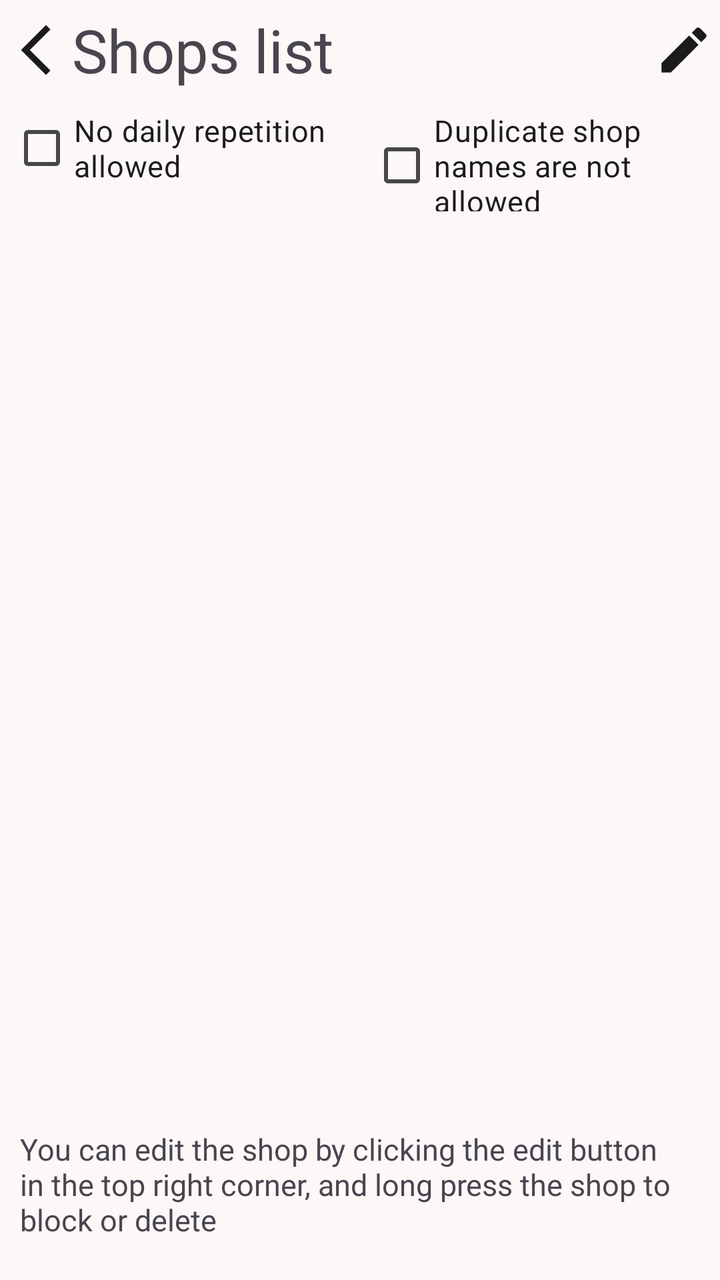
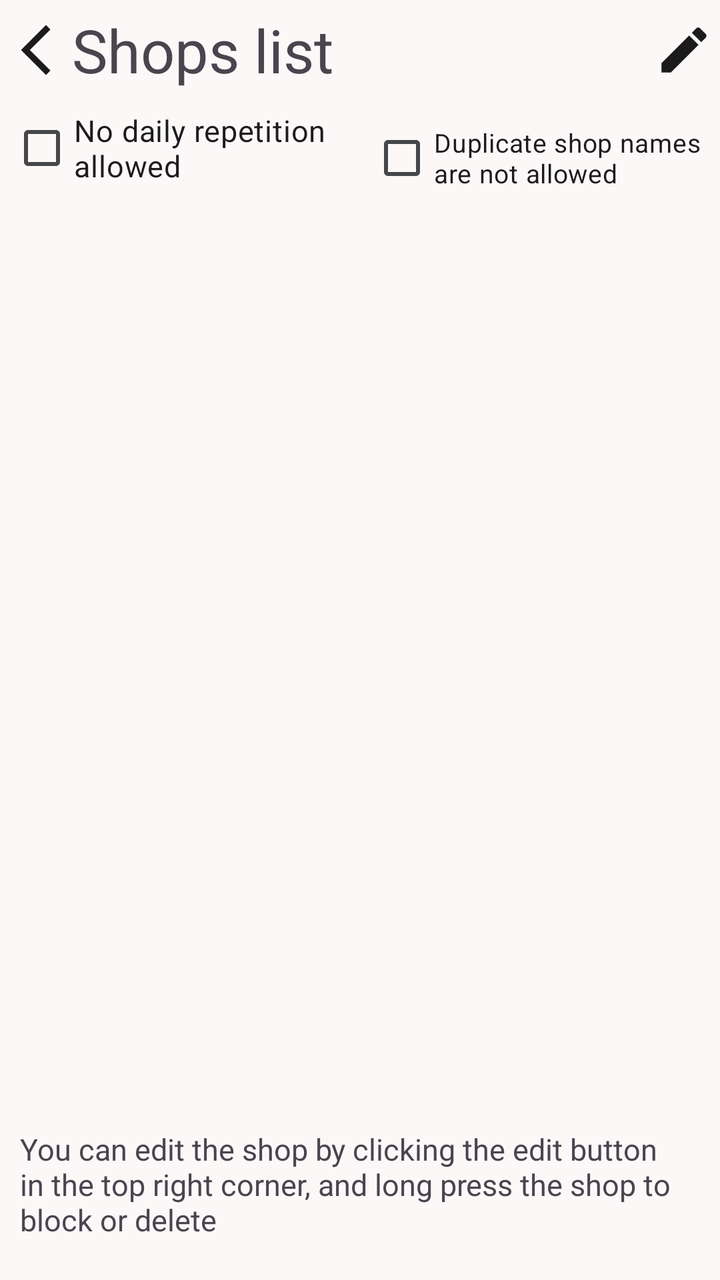

An Android layout rendered at two revisions. The XML below is the earlier revision; the diff shows what the commit changed to produce the second picture.
<!-- AndroidManifest.xml: application theme Theme.TodayToEat -->
<!-- res/layout/activity_list.xml -->
<?xml version="1.0" encoding="utf-8"?>
<androidx.constraintlayout.widget.ConstraintLayout xmlns:android="http://schemas.android.com/apk/res/android"
    xmlns:app="http://schemas.android.com/apk/res-auto"
    xmlns:tools="http://schemas.android.com/tools"
    android:id="@+id/list_activity"
    android:layout_width="match_parent"
    android:layout_height="match_parent"
    android:layout_marginTop="30sp"
    android:orientation="vertical"
    tools:context=".ListActivity">

    <LinearLayout
        android:id="@+id/linearLayout2"
        android:layout_width="match_parent"
        android:layout_height="wrap_content"
        android:orientation="horizontal"
        tools:ignore="MissingConstraints">

        <ImageButton
            android:id="@+id/ib_back"
            android:layout_width="0dp"
            android:layout_height="50sp"
            android:layout_gravity="center"
            android:layout_weight="1"
            android:src="@drawable/baseline_arrow_back_ios_new_24"
            android:backgroundTint="@color/transparent"/>

        <TextView
            android:layout_width="0dp"
            android:layout_height="wrap_content"
            android:layout_gravity="center|start"
            android:layout_weight="8"
            android:text="@string/list"
            android:textSize="30sp"
            tools:ignore="MissingConstraints" />

        <ImageButton
            android:id="@+id/ib_edit"
            android:layout_width="0dp"
            android:layout_height="50sp"
            android:layout_gravity="center"
            android:layout_weight="1"
            android:src="@drawable/baseline_edit_30"
            android:backgroundTint="@color/transparent"/>

    </LinearLayout>

    <LinearLayout
        android:id="@+id/ll_check_box_group"
        android:layout_width="match_parent"
        android:layout_height="wrap_content"
        app:layout_constraintTop_toBottomOf="@id/linearLayout2"
        android:orientation="horizontal">

        <com.google.android.material.checkbox.MaterialCheckBox
            android:id="@+id/cb_repetition"
            android:layout_width="0dp"
            android:layout_weight="1"
            android:layout_height="wrap_content"
            android:layout_marginStart="5dp"
            android:text="@string/repetition"
            android:textSize="15sp"
            />

        <com.google.android.material.checkbox.MaterialCheckBox
            android:id="@+id/cb_similar"
            android:layout_width="0dp"
            android:layout_weight="1"
            android:layout_height="wrap_content"
            android:layout_marginStart="5dp"
            android:text="@string/similar"
            android:textSize="15sp"
            />


    </LinearLayout>

    <androidx.recyclerview.widget.RecyclerView
        android:id="@+id/lv_list"
        android:layout_width="match_parent"
        android:layout_height="0dp"
        android:clipToPadding="false"
        app:layoutManager="androidx.recyclerview.widget.LinearLayoutManager"
        app:layout_constraintTop_toBottomOf="@+id/ll_check_box_group"
        app:layout_constraintBottom_toTopOf="@+id/tv_notice"
        tools:ignore="MissingConstraints" />

    <TextView
        android:id="@+id/tv_notice"
        android:layout_width="match_parent"
        android:layout_height="wrap_content"
        android:layout_marginStart="10dp"
        android:layout_marginTop="10dp"
        android:layout_marginEnd="10dp"
        android:layout_marginBottom="20dp"
        android:text="@string/shop_list_notice"
        android:textSize="15sp"
        app:layout_constraintBottom_toBottomOf="parent"
        app:layout_constraintEnd_toEndOf="parent"
        app:layout_constraintStart_toStartOf="parent"
        app:layout_constraintTop_toBottomOf="@+id/lv_list"
        tools:ignore="MissingConstraints" />


</androidx.constraintlayout.widget.ConstraintLayout>
<!-- resources referenced by this layout -->
<resources>
  <style name="Theme.TodayToEatBase" parent="Theme.Material3.Light.NoActionBar">
          <item name="colorPrimary">@color/md_theme_primary</item>
          <item name="colorOnPrimary">@color/md_theme_onPrimary</item>
          <item name="colorPrimaryContainer">@color/md_theme_primaryContainer</item>
          <item name="colorOnPrimaryContainer">@color/md_theme_onPrimaryContainer</item>
          <item name="colorSecondary">@color/md_theme_secondary</item>
          <item name="colorOnSecondary">@color/md_theme_onSecondary</item>
          <item name="colorSecondaryContainer">@color/md_theme_secondaryContainer</item>
          <item name="colorOnSecondaryContainer">@color/md_theme_onSecondaryContainer</item>
          <item name="colorTertiary">@color/md_theme_tertiary</item>
          <item name="colorOnTertiary">@color/md_theme_onTertiary</item>
          <item name="colorTertiaryContainer">@color/md_theme_tertiaryContainer</item>
          <item name="colorOnTertiaryContainer">@color/md_theme_onTertiaryContainer</item>
          <item name="colorError">@color/md_theme_error</item>
          <item name="colorOnError">@color/md_theme_onError</item>
          <item name="colorErrorContainer">@color/md_theme_errorContainer</item>
          <item name="colorOnErrorContainer">@color/md_theme_onErrorContainer</item>
          <item name="android:colorBackground">@color/md_theme_background</item>
          <item name="colorOnBackground">@color/md_theme_onBackground</item>
          <item name="colorSurface">@color/md_theme_surface</item>
          <item name="colorOnSurface">@color/md_theme_onSurface</item>
          <item name="colorSurfaceVariant">@color/md_theme_surfaceVariant</item>
          <item name="colorOnSurfaceVariant">@color/md_theme_onSurfaceVariant</item>
          <item name="colorOutline">@color/md_theme_outline</item>
          <item name="colorOutlineVariant">@color/md_theme_outlineVariant</item>
          <item name="colorSurfaceInverse">@color/md_theme_inverseSurface</item>
          <item name="colorOnSurfaceInverse">@color/md_theme_inverseOnSurface</item>
          <item name="colorPrimaryInverse">@color/md_theme_inversePrimary</item>
          <item name="colorPrimaryFixed">@color/md_theme_primaryFixed</item>
          <item name="colorOnPrimaryFixed">@color/md_theme_onPrimaryFixed</item>
          <item name="colorPrimaryFixedDim">@color/md_theme_primaryFixedDim</item>
          <item name="colorOnPrimaryFixedVariant">@color/md_theme_onPrimaryFixedVariant</item>
          <item name="colorSecondaryFixed">@color/md_theme_secondaryFixed</item>
          <item name="colorOnSecondaryFixed">@color/md_theme_onSecondaryFixed</item>
          <item name="colorSecondaryFixedDim">@color/md_theme_secondaryFixedDim</item>
          <item name="colorOnSecondaryFixedVariant">@color/md_theme_onSecondaryFixedVariant</item>
          <item name="colorTertiaryFixed">@color/md_theme_tertiaryFixed</item>
          <item name="colorOnTertiaryFixed">@color/md_theme_onTertiaryFixed</item>
          <item name="colorTertiaryFixedDim">@color/md_theme_tertiaryFixedDim</item>
          <item name="colorOnTertiaryFixedVariant">@color/md_theme_onTertiaryFixedVariant</item>
          <item name="colorSurfaceDim">@color/md_theme_surfaceDim</item>
          <item name="colorSurfaceBright">@color/md_theme_surfaceBright</item>
          <item name="colorSurfaceContainerLowest">@color/md_theme_surfaceContainerLowest</item>
          <item name="colorSurfaceContainerLow">@color/md_theme_surfaceContainerLow</item>
          <item name="colorSurfaceContainer">@color/md_theme_surfaceContainer</item>
          <item name="colorSurfaceContainerHigh">@color/md_theme_surfaceContainerHigh</item>
          <item name="colorSurfaceContainerHighest">@color/md_theme_surfaceContainerHighest</item>
          <item name="android:navigationBarColor">@color/transparent</item>
      </style>
  <!-- unchanged entries left out for length: 54 -->
</resources>

<!-- the commit's change to res/layout/activity_list.xml (unified diff, before → after) -->
@@ -30,8 +30,13 @@
             android:layout_height="wrap_content"
             android:layout_gravity="center|start"
             android:layout_weight="8"
+            android:maxLines="1"
             android:text="@string/list"
             android:textSize="30sp"
+            app:autoSizeMaxTextSize="30sp"
+            app:autoSizeMinTextSize="18sp"
+            app:autoSizeStepGranularity="1sp"
+            app:autoSizeTextType="uniform"
             tools:ignore="MissingConstraints" />
 
         <ImageButton
@@ -58,8 +63,13 @@
             android:layout_weight="1"
             android:layout_height="wrap_content"
             android:layout_marginStart="5dp"
+            android:maxLines="2"
             android:text="@string/repetition"
             android:textSize="15sp"
+            app:autoSizeMaxTextSize="15sp"
+            app:autoSizeMinTextSize="11sp"
+            app:autoSizeStepGranularity="1sp"
+            app:autoSizeTextType="uniform"
             />
 
         <com.google.android.material.checkbox.MaterialCheckBox
@@ -68,8 +78,13 @@
             android:layout_weight="1"
             android:layout_height="wrap_content"
             android:layout_marginStart="5dp"
+            android:maxLines="2"
             android:text="@string/similar"
             android:textSize="15sp"
+            app:autoSizeMaxTextSize="15sp"
+            app:autoSizeMinTextSize="11sp"
+            app:autoSizeStepGranularity="1sp"
+            app:autoSizeTextType="uniform"
             />
 
 
<!-- resource entries referenced after the edit -->
@@ -48,6 +48,20 @@
           <item name="colorSurfaceContainerHigh">@color/md_theme_surfaceContainerHigh</item>
           <item name="colorSurfaceContainerHighest">@color/md_theme_surfaceContainerHighest</item>
           <item name="android:navigationBarColor">@color/transparent</item>
+          
+          <item name="materialAlertDialogTheme">@style/ThemeOverlay.TodayToEat.MaterialAlertDialog</item>
+      </style>
+  <style name="ThemeOverlay.TodayToEat.MaterialAlertDialog" parent="ThemeOverlay.Material3.MaterialAlertDialog">
+          <item name="buttonBarPositiveButtonStyle">@style/Widget.TodayToEat.DialogButton</item>
+          <item name="buttonBarNegativeButtonStyle">@style/Widget.TodayToEat.DialogButton</item>
+          <item name="buttonBarNeutralButtonStyle">@style/Widget.TodayToEat.DialogButton</item>
+      </style>
+  <style name="Widget.TodayToEat.DialogButton" parent="Widget.Material3.Button.TextButton.Dialog">
+          <item name="android:maxLines">1</item>
+          <item name="autoSizeTextType">uniform</item>
+          <item name="autoSizeMinTextSize">10sp</item>
+          <item name="autoSizeMaxTextSize">14sp</item>
+          <item name="autoSizeStepGranularity">1sp</item>
       </style>
   <!-- unchanged entries left out for length: 54 -->
 </resources>
